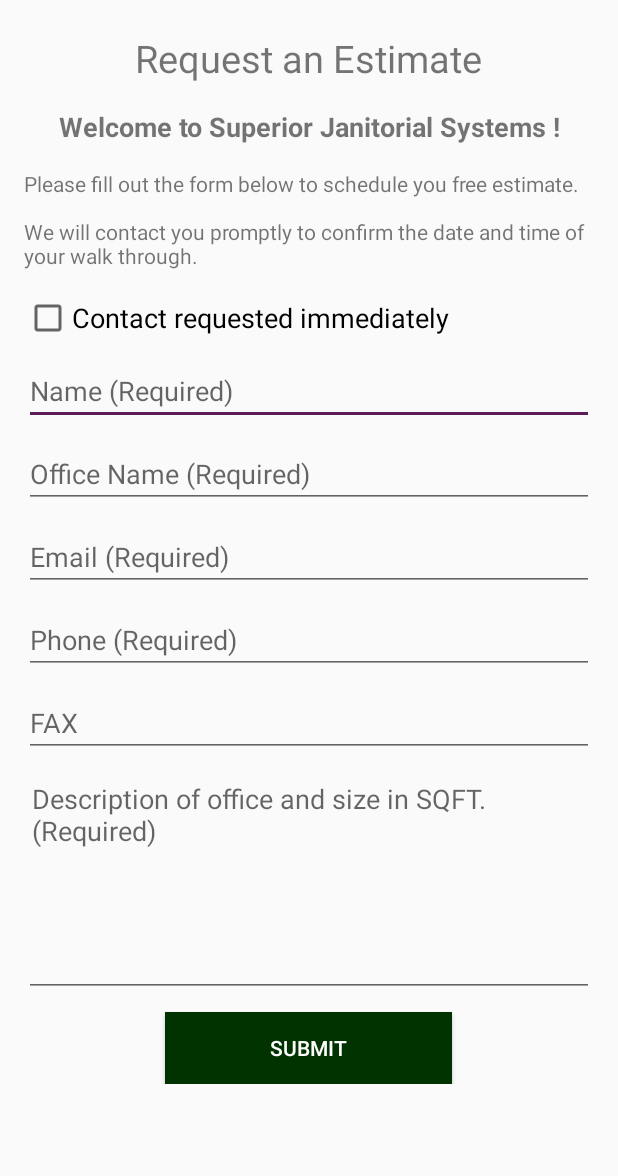
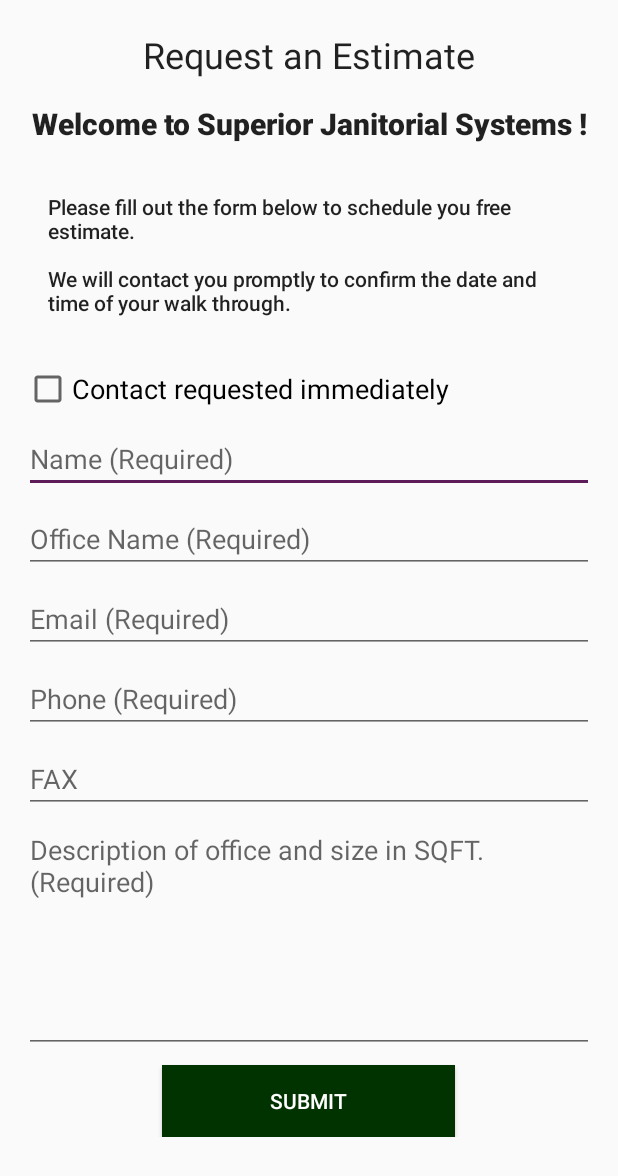
Before and after one commit to jasensanders/CompanyConnect, an Android app: the layout fragment_estimate.xml on its own in the app's theme, with its tools: preview values and no code run, on a phone screen of 412 x 824 dp. Shown: the top 1176 px of the screen. Run offline under Robolectric (Android 15) with nearby library versions, the phone set to English and light mode, and no system bars.

Commit message:
Material Design Guidelines layout compliance adjustments.

```diff
--- a/app/src/main/res/layout/fragment_estimate.xml
+++ b/app/src/main/res/layout/fragment_estimate.xml
@@ -8,24 +8,24 @@
         android:layout_width="match_parent"
         android:layout_height="wrap_content"
         android:id="@+id/estimateFormLayout"
-        tools:context=".NoteFragment">
+        tools:context=".EstimateFragment">
 
         <LinearLayout xmlns:android="http://schemas.android.com/apk/res/android"
             android:layout_width="match_parent"
             android:layout_height="match_parent"
             android:orientation="vertical"
-            android:layout_marginBottom="56dp"
-            android:padding="16dp">
+            android:layout_marginBottom="?attr/actionBarSize"
+            android:padding="@dimen/activity_vertical_margin">
 
             <TextView
                 android:id="@+id/contact_form_title"
                 android:layout_width="wrap_content"
                 android:layout_height="wrap_content"
                 android:layout_gravity="center_horizontal"
-                android:layout_marginBottom="16dp"
-                android:layout_marginTop="5dp"
+                android:layout_marginBottom="@dimen/activity_vertical_margin"
+                android:layout_marginTop="@dimen/layout_min_grid_spacing"
                 android:text="@string/estimate_fragment_text_title"
-                android:textSize="25sp"
+                android:textAppearance="@style/TextAppearance.AppCompat.Headline"
                 />
 
             <TextView
@@ -33,11 +33,13 @@
                 android:layout_height="wrap_content"
                 android:text="@string/estimate_fragment_text_welcome"
                 android:gravity="center_horizontal"
-                android:textSize="18sp"
+                android:textAppearance="@style/TextAppearance.AppCompat.Title"
                 android:textStyle="bold" />
             <TextView
                 android:layout_width="match_parent"
                 android:layout_height="wrap_content"
+                android:padding="@dimen/activity_horizontal_margin"
+                android:textAppearance="@style/TextAppearance.AppCompat.Body2"
                 android:text="@string/estimate_fragment_text_description"/>
 
 
@@ -45,7 +47,7 @@
                 android:id="@+id/contact_checkbox"
                 android:layout_width="match_parent"
                 android:layout_height="wrap_content"
-                android:layout_marginBottom="10dp"
+                android:layout_marginBottom="@dimen/layout_vertical_spacing"
                 android:text="@string/form_label_contactRequested"
                 android:textAppearance="@style/TextAppearance.AppCompat.Medium"/>
 
@@ -53,7 +55,7 @@
                 android:id="@+id/name"
                 android:layout_width="match_parent"
                 android:layout_height="wrap_content"
-                android:layout_marginBottom="10dp"
+                android:layout_marginBottom="@dimen/layout_vertical_spacing"
                 android:hint="@string/form_hint_name"
                 android:inputType="textPersonName"
                 android:imeOptions="actionNext"/>
@@ -62,6 +64,7 @@
                 android:id="@+id/office_name"
                 android:layout_width="match_parent"
                 android:layout_height="wrap_content"
+                android:layout_marginBottom="@dimen/layout_vertical_spacing"
                 android:hint="@string/form_hint_officeName"
                 android:inputType="textNoSuggestions"
                 android:imeOptions="actionNext"/>
@@ -70,8 +73,7 @@
                 android:id="@+id/email"
                 android:layout_width="match_parent"
                 android:layout_height="wrap_content"
-                android:layout_marginBottom="10dp"
-                android:layout_marginTop="10dp"
+                android:layout_marginBottom="@dimen/layout_vertical_spacing"
                 android:hint="@string/form_hint_email"
                 android:inputType="textEmailAddress"
                 android:imeOptions="actionNext"/>
@@ -80,7 +82,7 @@
                 android:id="@+id/phone"
                 android:layout_width="match_parent"
                 android:layout_height="wrap_content"
-                android:layout_marginBottom="10dp"
+                android:layout_marginBottom="@dimen/layout_vertical_spacing"
                 android:hint="@string/form_hint_phone"
                 android:inputType="phone"
                 android:imeOptions="actionNext"/>
@@ -89,6 +91,7 @@
                 android:id="@+id/fax"
                 android:layout_width="match_parent"
                 android:layout_height="wrap_content"
+                android:layout_marginBottom="@dimen/layout_vertical_spacing"
                 android:hint="@string/form_hint_fax"
                 android:inputType="phone"
                 android:imeOptions="actionNext"/>
@@ -96,15 +99,14 @@
             <EditText
                 android:id="@+id/message"
                 android:layout_width="match_parent"
-                android:layout_height="150dp"
-                android:layout_marginBottom="10dp"
-                android:layout_marginTop="10dp"
+                android:layout_height="@dimen/form_message_height"
+                android:layout_marginBottom="@dimen/layout_vertical_spacing"
                 android:gravity="top"
                 android:hint="@string/form_hint_message_estimate"
                 android:fitsSystemWindows="true"
                 android:inputType="textMultiLine"
                 android:singleLine="false"
-                android:padding="5dp"
+                android:padding="@dimen/layout_min_grid_spacing"
                 android:imeOptions="actionDone"/>
 
             <Button
@@ -113,10 +115,10 @@
                 android:layout_height="wrap_content"
                 android:layout_gravity="center_horizontal"
                 android:background="@color/colorPrimaryDark"
-                android:paddingLeft="70dp"
-                android:paddingRight="70dp"
+                android:paddingLeft="@dimen/form_submit_button_padding"
+                android:paddingRight="@dimen/form_submit_button_padding"
                 android:text="@string/form_label_submitButton"
-                android:textColor="#fff"
+                android:textColor="@color/primaryWhite"
                 />
         </LinearLayout>
 
--- a/app/src/main/res/values/dimens.xml
+++ b/app/src/main/res/values/dimens.xml
@@ -2,4 +2,11 @@
     <!-- Default screen margins, per the Android Design guidelines. -->
     <dimen name="activity_horizontal_margin">16dp</dimen>
     <dimen name="activity_vertical_margin">16dp</dimen>
+    <dimen name="card_image_height">120dp</dimen>
+    <dimen name="card_icon_size">48dp</dimen>
+    <dimen name="layout_vertical_spacing">8dp</dimen>
+    <dimen name="layout_horizontal_spacing">8dp</dimen>
+    <dimen name="layout_min_grid_spacing">4dp</dimen>
+    <dimen name="form_submit_button_padding">72dp</dimen>
+    <dimen name="form_message_height">152dp</dimen>
 </resources>
```
Also changed, not shown: app/src/main/res/layout/fragment_connect.xml (+16 -16 lines), app/src/main/res/layout/fragment_ewaste.xml (+21 -19 lines), app/src/main/res/layout/fragment_info.xml (+8 -9 lines), app/src/main/res/layout/fragment_main.xml (+9 -9 lines), app/src/main/res/layout/fragment_note.xml (+23 -21 lines), app/src/main/res/values/strings.xml (+35 -17 lines).
